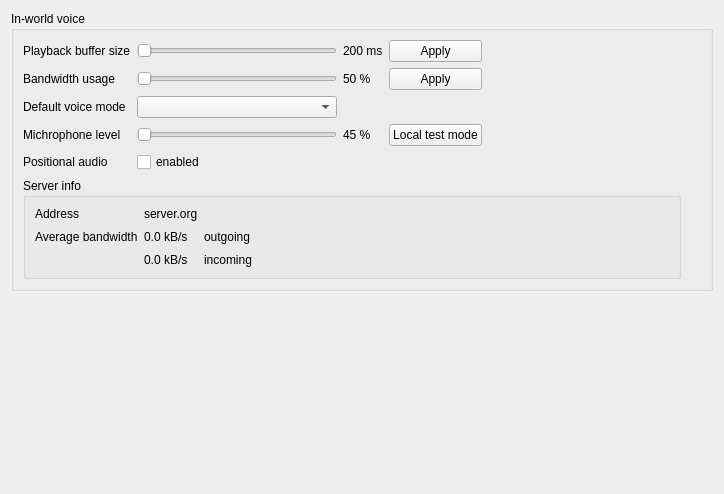
realXtend/tundra, file src/Application/MumbleVoipModule/ui/VoiceSettings.ui: the form before one commit.
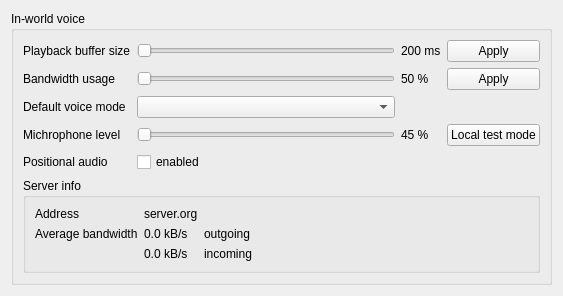
The form after the commit.

The edit to the form file:
```diff
--- a/src/Application/MumbleVoipModule/ui/VoiceSettings.ui
+++ b/src/Application/MumbleVoipModule/ui/VoiceSettings.ui
@@ -6,8 +6,8 @@
    <rect>
     <x>0</x>
     <y>0</y>
-    <width>724</width>
-    <height>494</height>
+    <width>559</width>
+    <height>295</height>
    </rect>
   </property>
   <property name="windowTitle">
@@ -158,19 +158,6 @@
                 </property>
                </widget>
               </item>
-              <item row="1" column="5">
-               <spacer name="horizontalSpacer_2">
-                <property name="orientation">
-                 <enum>Qt::Horizontal</enum>
-                </property>
-                <property name="sizeHint" stdset="0">
-                 <size>
-                  <width>10</width>
-                  <height>20</height>
-                 </size>
-                </property>
-               </spacer>
-              </item>
               <item row="2" column="4">
                <widget class="QPushButton" name="applyEncodeQualityButton">
                 <property name="text">
@@ -256,8 +243,8 @@
                  </property>
                  <property name="sizeHint" stdset="0">
                   <size>
-                   <width>40</width>
-                   <height>20</height>
+                   <width>1</width>
+                   <height>1</height>
                   </size>
                  </property>
                 </spacer>
@@ -267,19 +254,6 @@
             </item>
            </layout>
           </item>
-          <item>
-           <spacer name="verticalSpacer_2">
-            <property name="orientation">
-             <enum>Qt::Vertical</enum>
-            </property>
-            <property name="sizeHint" stdset="0">
-             <size>
-              <width>20</width>
-              <height>40</height>
-             </size>
-            </property>
-           </spacer>
-          </item>
          </layout>
         </widget>
        </item>
```
Left out of the diff: 2 changed lines with no effect on the pictures.
